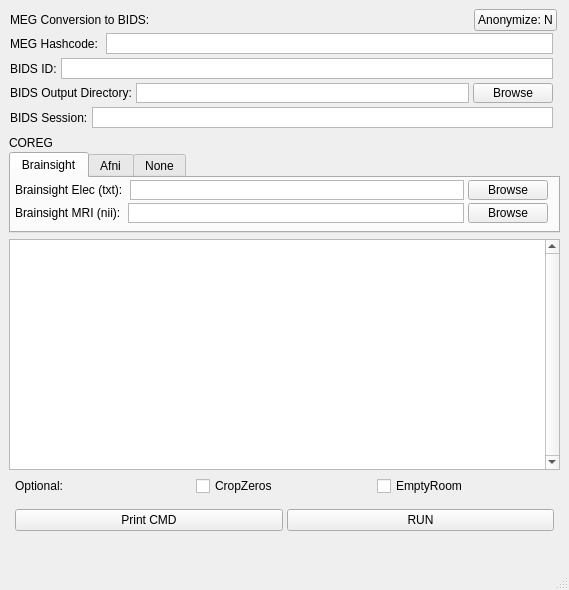
Old version of the form nih2mne/GUI/templates/BIDS_creator_gui.ui in the repository nih-megcore/nih_to_mne.
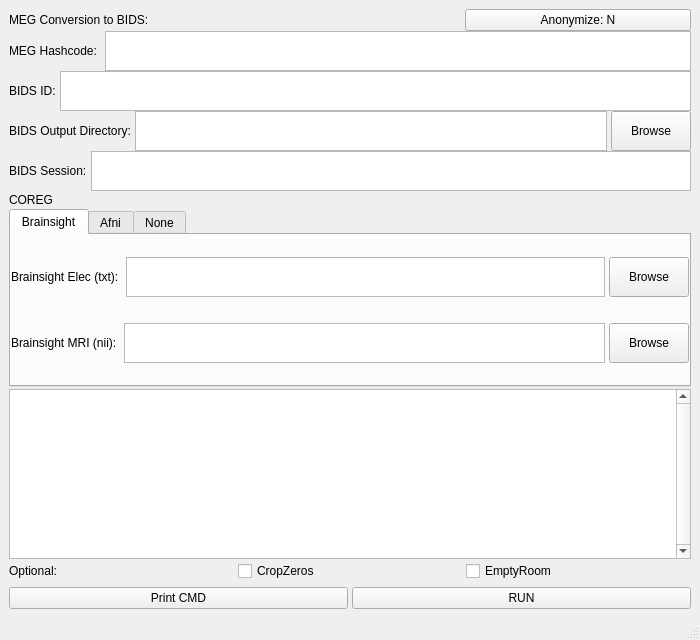
New version of the form.

The edit to the form file:
```diff
--- a/nih2mne/GUI/templates/BIDS_creator_gui.ui
+++ b/nih2mne/GUI/templates/BIDS_creator_gui.ui
@@ -6,17 +6,26 @@
    <rect>
     <x>0</x>
     <y>0</y>
-    <width>569</width>
-    <height>590</height>
+    <width>700</width>
+    <height>640</height>
    </rect>
   </property>
   <property name="windowTitle">
    <string>MainWindow</string>
   </property>
   <widget class="QWidget" name="centralwidget">
+   <property name="sizePolicy">
+    <sizepolicy hsizetype="Expanding" vsizetype="Expanding">
+     <horstretch>0</horstretch>
+     <verstretch>0</verstretch>
+    </sizepolicy>
+   </property>
    <layout class="QVBoxLayout" name="verticalLayout_3">
     <item>
      <widget class="QFrame" name="frame_FULL">
+      <property name="enabled">
+       <bool>true</bool>
+      </property>
       <property name="sizePolicy">
        <sizepolicy hsizetype="Expanding" vsizetype="Expanding">
         <horstretch>0</horstretch>
@@ -32,14 +41,62 @@
       <property name="lineWidth">
        <number>0</number>
       </property>
-      <widget class="QFrame" name="frame_4">
-       <property name="geometry">
-        <rect>
-         <x>0</x>
-         <y>460</y>
-         <width>551</width>
-         <height>71</height>
-        </rect>
+      <layout class="QVBoxLayout" name="verticalLayout_8">
+       <property name="spacing">
+        <number>2</number>
+       </property>
+       <property name="leftMargin">
+        <number>0</number>
+       </property>
+       <property name="topMargin">
+        <number>0</number>
+       </property>
+       <property name="rightMargin">
+        <number>0</number>
+       </property>
+       <property name="bottomMargin">
+        <number>0</number>
+       </property>
+       <item>
+        <widget class="QFrame" name="frame_3">
+         <property name="sizePolicy">
+          <sizepolicy hsizetype="Expanding" vsizetype="Expanding">
+           <horstretch>0</horstretch>
+           <verstretch>0</verstretch>
+          </sizepolicy>
+         </property>
+         <property name="frameShape">
+          <enum>QFrame::NoFrame</enum>
+         </property>
+         <property name="frameShadow">
+          <enum>QFrame::Raised</enum>
+         </property>
+         <layout class="QVBoxLayout" name="verticalLayout">
+          <property name="spacing">
+           <number>0</number>
+          </property>
+          <property name="sizeConstraint">
+           <enum>QLayout::SetDefaultConstraint</enum>
+          </property>
+          <property name="leftMargin">
+           <number>0</number>
+          </property>
+          <property name="topMargin">
+           <number>0</number>
+          </property>
+          <property name="rightMargin">
+           <number>0</number>
+          </property>
+          <property name="bottomMargin">
+           <number>0</number>
+          </property>
+          <item>
+           <widget class="QFrame" name="frame">
+            <property name="sizePolicy">
+             <sizepolicy hsizetype="Expanding" vsizetype="Expanding">
+              <horstretch>0</horstretch>
+              <verstretch>0</verstretch>
+             </sizepolicy>
        </property>
        <property name="frameShape">
         <enum>QFrame::NoFrame</enum>
@@ -47,137 +104,326 @@
        <property name="frameShadow">
         <enum>QFrame::Plain</enum>
        </property>
-       <property name="lineWidth">
-        <number>0</number>
-       </property>
-       <layout class="QVBoxLayout" name="verticalLayout_2">
+            <layout class="QHBoxLayout" name="horizontalLayout">
+             <property name="spacing">
+              <number>5</number>
+             </property>
         <property name="leftMargin">
-         <number>2</number>
+              <number>0</number>
         </property>
         <property name="topMargin">
-         <number>2</number>
+              <number>0</number>
         </property>
         <property name="rightMargin">
-         <number>2</number>
+              <number>0</number>
         </property>
         <property name="bottomMargin">
-         <number>2</number>
+              <number>0</number>
         </property>
         <item>
-         <widget class="QWidget" name="widget_5" native="true">
+              <widget class="QLabel" name="label">
           <property name="sizePolicy">
-           <sizepolicy hsizetype="Expanding" vsizetype="Fixed">
+                <sizepolicy hsizetype="Expanding" vsizetype="Expanding">
             <horstretch>0</horstretch>
             <verstretch>0</verstretch>
            </sizepolicy>
           </property>
-          <layout class="QHBoxLayout" name="horizontalLayout_7">
+               <property name="maximumSize">
+                <size>
+                 <width>16777215</width>
+                 <height>25</height>
+                </size>
+               </property>
+               <property name="text">
+                <string>MEG Conversion to BIDS:</string>
+               </property>
+              </widget>
+             </item>
+             <item>
+              <spacer name="horizontalSpacer">
+               <property name="orientation">
+                <enum>Qt::Horizontal</enum>
+               </property>
+               <property name="sizeHint" stdset="0">
+                <size>
+                 <width>40</width>
+                 <height>20</height>
+                </size>
+               </property>
+              </spacer>
+             </item>
+             <item>
+              <widget class="QPushButton" name="pb_Anonymize">
+               <property name="sizePolicy">
+                <sizepolicy hsizetype="Expanding" vsizetype="Expanding">
+                 <horstretch>0</horstretch>
+                 <verstretch>0</verstretch>
+                </sizepolicy>
+               </property>
+               <property name="text">
+                <string>Anonymize: N</string>
+               </property>
+              </widget>
+             </item>
+            </layout>
+           </widget>
+          </item>
+          <item>
+           <widget class="QWidget" name="widget" native="true">
+            <property name="sizePolicy">
+             <sizepolicy hsizetype="Expanding" vsizetype="Expanding">
+              <horstretch>0</horstretch>
+              <verstretch>0</verstretch>
+             </sizepolicy>
+            </property>
+            <layout class="QHBoxLayout" name="horizontalLayout_2">
            <property name="spacing">
             <number>4</number>
            </property>
            <property name="leftMargin">
-            <number>4</number>
+              <number>0</number>
            </property>
            <property name="topMargin">
-            <number>2</number>
+              <number>0</number>
            </property>
            <property name="rightMargin">
-            <number>4</number>
+              <number>0</number>
            </property>
            <property name="bottomMargin">
-            <number>2</number>
+              <number>0</number>
            </property>
            <item>
-            <widget class="QLabel" name="label_8">
+              <widget class="QLabel" name="label_2">
+               <property name="sizePolicy">
+                <sizepolicy hsizetype="Preferred" vsizetype="Expanding">
+                 <horstretch>0</horstretch>
+                 <verstretch>0</verstretch>
+                </sizepolicy>
+               </property>
              <property name="text">
-              <string>Optional: </string>
+                <string>MEG Hashcode: </string>
              </property>
             </widget>
            </item>
            <item>
-            <widget class="QCheckBox" name="cb_crop_zeros">
-             <property name="text">
-              <string>CropZeros</string>
-             </property>
-            </widget>
-           </item>
+              <widget class="QPlainTextEdit" name="te_meghash">
+               <property name="sizePolicy">
+                <sizepolicy hsizetype="Expanding" vsizetype="Expanding">
+                 <horstretch>0</horstretch>
+                 <verstretch>0</verstretch>
+                </sizepolicy>
+               </property>
+               <property name="maximumSize">
+                <size>
+                 <width>16777215</width>
+                 <height>40</height>
+                </size>
+               </property>
+               <property name="verticalScrollBarPolicy">
+                <enum>Qt::ScrollBarAlwaysOff</enum>
+               </property>
+              </widget>
+             </item>
+            </layout>
+           </widget>
+          </item>
            <item>
-            <widget class="QCheckBox" name="cb_emptyroom">
+           <widget class="QWidget" name="widget_2" native="true">
+            <property name="sizePolicy">
+             <sizepolicy hsizetype="Expanding" vsizetype="Expanding">
+              <horstretch>0</horstretch>
+              <verstretch>0</verstretch>
+             </sizepolicy>
+            </property>
+            <layout class="QHBoxLayout" name="horizontalLayout_4">
+             <property name="spacing">
+              <number>4</number>
+             </property>
+             <property name="leftMargin">
+              <number>0</number>
+             </property>
+             <property name="topMargin">
+              <number>0</number>
+             </property>
+             <property name="rightMargin">
+              <number>0</number>
+             </property>
+             <property name="bottomMargin">
+              <number>0</number>
+             </property>
+             <item>
+              <widget class="QLabel" name="label_4">
+               <property name="sizePolicy">
+                <sizepolicy hsizetype="Preferred" vsizetype="Expanding">
+                 <horstretch>0</horstretch>
+                 <verstretch>0</verstretch>
+                </sizepolicy>
+               </property>
              <property name="text">
-              <string>EmptyRoom</string>
+                <string>BIDS ID:</string>
              </property>
             </widget>
            </item>
+             <item>
+              <widget class="QPlainTextEdit" name="te_BIDS_id">
+               <property name="sizePolicy">
+                <sizepolicy hsizetype="Expanding" vsizetype="Expanding">
+                 <horstretch>0</horstretch>
+                 <verstretch>0</verstretch>
+                </sizepolicy>
+               </property>
+               <property name="maximumSize">
+                <size>
+                 <width>16777215</width>
+                 <height>40</height>
+                </size>
+               </property>
+               <property name="verticalScrollBarPolicy">
+                <enum>Qt::ScrollBarAlwaysOff</enum>
+               </property>
+              </widget>
+             </item>
           </layout>
          </widget>
         </item>
         <item>
-         <widget class="QWidget" name="widget_6" native="true">
+           <widget class="QWidget" name="widget_3" native="true">
           <property name="sizePolicy">
-           <sizepolicy hsizetype="Expanding" vsizetype="Fixed">
+             <sizepolicy hsizetype="Expanding" vsizetype="Expanding">
             <horstretch>0</horstretch>
             <verstretch>0</verstretch>
            </sizepolicy>
           </property>
-          <layout class="QHBoxLayout" name="horizontalLayout_9">
+            <layout class="QHBoxLayout" name="horizontalLayout_5">
            <property name="spacing">
             <number>4</number>
            </property>
            <property name="leftMargin">
-            <number>4</number>
+              <number>0</number>
            </property>
            <property name="topMargin">
-            <number>2</number>
+              <number>0</number>
            </property>
            <property name="rightMargin">
-            <number>4</number>
+              <number>0</number>
            </property>
            <property name="bottomMargin">
-            <number>2</number>
+              <number>0</number>
            </property>
            <item>
-            <widget class="QPushButton" name="pb_print_cmd">
+              <widget class="QLabel" name="label_5">
+               <property name="sizePolicy">
+                <sizepolicy hsizetype="Preferred" vsizetype="Expanding">
+                 <horstretch>0</horstretch>
+                 <verstretch>0</verstretch>
+                </sizepolicy>
+               </property>
              <property name="text">
-              <string>Print CMD</string>
+                <string>BIDS Output Directory:</string>
              </property>
             </widget>
            </item>
            <item>
-            <widget class="QPushButton" name="pb_run">
+              <widget class="QPlainTextEdit" name="te_bids_dir">
+               <property name="sizePolicy">
+                <sizepolicy hsizetype="Expanding" vsizetype="Expanding">
+                 <horstretch>0</horstretch>
+                 <verstretch>0</verstretch>
+                </sizepolicy>
+               </property>
+               <property name="maximumSize">
+                <size>
+                 <width>16777215</width>
+                 <height>40</height>
+                </size>
+               </property>
+               <property name="verticalScrollBarPolicy">
+                <enum>Qt::ScrollBarAlwaysOff</enum>
+               </property>
+              </widget>
+             </item>
+             <item>
+              <widget class="QPushButton" name="pb_BIDS_dir">
+               <property name="sizePolicy">
+                <sizepolicy hsizetype="Minimum" vsizetype="Expanding">
+                 <horstretch>0</horstretch>
+                 <verstretch>0</verstretch>
+                </sizepolicy>
+               </property>
              <property name="text">
-              <string>RUN</string>
+                <string>Browse</string>
              </property>
             </widget>
            </item>
           </layout>
          </widget>
         </item>
-       </layout>
-      </widget>
-      <widget class="QListWidget" name="list_fname_conversion">
-       <property name="geometry">
-        <rect>
-         <x>0</x>
-         <y>230</y>
-         <width>551</width>
-         <height>231</height>
-        </rect>
-       </property>
+          <item>
+           <widget class="QWidget" name="widget_4" native="true">
+            <property name="sizePolicy">
+             <sizepolicy hsizetype="Expanding" vsizetype="Expanding">
+              <horstretch>0</horstretch>
+              <verstretch>0</verstretch>
+             </sizepolicy>
+            </property>
+            <layout class="QHBoxLayout" name="horizontalLayout_6">
+             <property name="spacing">
+              <number>4</number>
+             </property>
+             <property name="leftMargin">
+              <number>0</number>
+             </property>
+             <property name="topMargin">
+              <number>0</number>
+             </property>
+             <property name="rightMargin">
+              <number>0</number>
+             </property>
+             <property name="bottomMargin">
+              <number>0</number>
+             </property>
+             <item>
+              <widget class="QLabel" name="label_6">
+               <property name="sizePolicy">
+                <sizepolicy hsizetype="Preferred" vsizetype="Expanding">
+                 <horstretch>0</horstretch>
+                 <verstretch>0</verstretch>
+                </sizepolicy>
+               </property>
+               <property name="text">
+                <string>BIDS Session:</string>
+               </property>
+              </widget>
+             </item>
+             <item>
+              <widget class="QPlainTextEdit" name="te_bids_session">
+               <property name="sizePolicy">
+                <sizepolicy hsizetype="Expanding" vsizetype="Expanding">
+                 <horstretch>0</horstretch>
+                 <verstretch>0</verstretch>
+                </sizepolicy>
+               </property>
+               <property name="maximumSize">
+                <size>
+                 <width>16777215</width>
+                 <height>40</height>
+                </size>
+               </property>
        <property name="verticalScrollBarPolicy">
-        <enum>Qt::ScrollBarAlwaysOn</enum>
-       </property>
-      </widget>
+                <enum>Qt::ScrollBarAlwaysOff</enum>
+               </property>
+              </widget>
+             </item>
+            </layout>
+           </widget>
+          </item>
+         </layout>
+        </widget>
+       </item>
+       <item>
       <widget class="QFrame" name="frame_COREG">
-       <property name="geometry">
-        <rect>
-         <x>0</x>
-         <y>123</y>
-         <width>551</width>
-         <height>111</height>
-        </rect>
-       </property>
        <property name="sizePolicy">
-        <sizepolicy hsizetype="Expanding" vsizetype="Expanding">
+          <sizepolicy hsizetype="Preferred" vsizetype="Preferred">
          <horstretch>0</horstretch>
          <verstretch>0</verstretch>
         </sizepolicy>
@@ -197,21 +443,49 @@
        <property name="lineWidth">
         <number>0</number>
        </property>
+         <layout class="QVBoxLayout" name="verticalLayout_7">
+          <property name="spacing">
+           <number>2</number>
+          </property>
+          <property name="leftMargin">
+           <number>0</number>
+          </property>
+          <property name="topMargin">
+           <number>0</number>
+          </property>
+          <property name="rightMargin">
+           <number>0</number>
+          </property>
+          <property name="bottomMargin">
+           <number>0</number>
+          </property>
+          <item>
+           <widget class="QLabel" name="label_7">
+            <property name="sizePolicy">
+             <sizepolicy hsizetype="Preferred" vsizetype="Fixed">
+              <horstretch>0</horstretch>
+              <verstretch>0</verstretch>
+             </sizepolicy>
+            </property>
+            <property name="text">
+             <string>COREG</string>
+            </property>
+           </widget>
+          </item>
+          <item>
        <widget class="QTabWidget" name="tab_Coreg">
-        <property name="geometry">
-         <rect>
-          <x>0</x>
-          <y>20</y>
-          <width>551</width>
-          <height>81</height>
-         </rect>
-        </property>
         <property name="sizePolicy">
-         <sizepolicy hsizetype="Preferred" vsizetype="Preferred">
+             <sizepolicy hsizetype="Preferred" vsizetype="Expanding">
           <horstretch>0</horstretch>
           <verstretch>0</verstretch>
          </sizepolicy>
         </property>
+            <property name="maximumSize">
+             <size>
+              <width>16777215</width>
+              <height>200</height>
+             </size>
+            </property>
         <property name="currentIndex">
          <number>0</number>
         </property>
@@ -219,15 +493,24 @@
          <attribute name="title">
           <string>Brainsight</string>
          </attribute>
+             <layout class="QVBoxLayout" name="verticalLayout_4">
+              <property name="spacing">
+               <number>4</number>
+              </property>
+              <property name="leftMargin">
+               <number>0</number>
+              </property>
+              <property name="topMargin">
+               <number>0</number>
+              </property>
+              <property name="rightMargin">
+               <number>0</number>
+              </property>
+              <property name="bottomMargin">
+               <number>0</number>
+              </property>
+              <item>
          <widget class="QWidget" name="widget_7" native="true">
-          <property name="geometry">
-           <rect>
-            <x>0</x>
-            <y>0</y>
-            <width>541</width>
-            <height>24</height>
-           </rect>
-          </property>
           <property name="sizePolicy">
            <sizepolicy hsizetype="Expanding" vsizetype="Fixed">
             <horstretch>0</horstretch>
@@ -239,16 +522,16 @@
             <number>4</number>
            </property>
            <property name="leftMargin">
-            <number>4</number>
+                  <number>0</number>
            </property>
            <property name="topMargin">
-            <number>2</number>
+                  <number>0</number>
            </property>
            <property name="rightMargin">
-            <number>4</number>
+                  <number>0</number>
            </property>
            <property name="bottomMargin">
-            <number>2</number>
+                  <number>0</number>
            </property>
            <item>
             <widget class="QLabel" name="label_10">
@@ -260,11 +543,17 @@
            <item>
             <widget class="QPlainTextEdit" name="te_brainsight_elec">
              <property name="sizePolicy">
-              <sizepolicy hsizetype="Expanding" vsizetype="Fixed">
+                    <sizepolicy hsizetype="Expanding" vsizetype="Expanding">
                <horstretch>0</horstretch>
                <verstretch>0</verstretch>
               </sizepolicy>
              </property>
+                   <property name="maximumSize">
+                    <size>
+                     <width>16777215</width>
+                     <height>40</height>
+                    </size>
+                   </property>
              <property name="verticalScrollBarPolicy">
               <enum>Qt::ScrollBarAlwaysOff</enum>
              </property>
@@ -272,6 +561,12 @@
            </item>
            <item>
             <widget class="QPushButton" name="pb_BrainsightElec">
+                   <property name="sizePolicy">
+                    <sizepolicy hsizetype="Minimum" vsizetype="Expanding">
+                     <horstretch>0</horstretch>
+                     <verstretch>0</verstretch>
+                    </sizepolicy>
+                   </property>
              <property name="text">
               <string>Browse</string>
              </property>
@@ -279,15 +574,9 @@
            </item>
           </layout>
          </widget>
+              </item>
+              <item>
          <widget class="QWidget" name="widget_8" native="true">
-          <property name="geometry">
-           <rect>
-            <x>0</x>
-            <y>23</y>
-            <width>541</width>
-            <height>24</height>
-           </rect>
-          </property>
           <property name="sizePolicy">
            <sizepolicy hsizetype="Expanding" vsizetype="Fixed">
             <horstretch>0</horstretch>
@@ -299,16 +588,16 @@
             <number>4</number>
            </property>
            <property name="leftMargin">
-            <number>4</number>
+                  <number>0</number>
            </property>
            <property name="topMargin">
-            <number>2</number>
+                  <number>0</number>
            </property>
            <property name="rightMargin">
-            <number>4</number>
+                  <number>0</number>
            </property>
            <property name="bottomMargin">
-            <number>2</number>
+                  <number>0</number>
            </property>
            <item>
             <widget class="QLabel" name="label_11">
@@ -320,11 +609,17 @@
            <item>
             <widget class="QPlainTextEdit" name="te_brainsight_mri">
              <property name="sizePolicy">
-              <sizepolicy hsizetype="Expanding" vsizetype="Fixed">
+                    <sizepolicy hsizetype="Expanding" vsizetype="Expanding">
                <horstretch>0</horstretch>
                <verstretch>0</verstretch>
               </sizepolicy>
              </property>
+                   <property name="maximumSize">
+                    <size>
+                     <width>16777215</width>
+                     <height>40</height>
+                    </size>
+                   </property>
              <property name="verticalScrollBarPolicy">
               <enum>Qt::ScrollBarAlwaysOff</enum>
              </property>
@@ -332,6 +627,12 @@
            </item>
            <item>
             <widget class="QPushButton" name="pb_BrainsightMRI">
+                   <property name="sizePolicy">
+                    <sizepolicy hsizetype="Minimum" vsizetype="Expanding">
+                     <horstretch>0</horstretch>
+                     <verstretch>0</verstretch>
+                    </sizepolicy>
+                   </property>
              <property name="text">
               <string>Browse</string>
              </property>
@@ -339,20 +640,16 @@
            </item>
           </layout>
          </widget>
+              </item>
+             </layout>
         </widget>
         <widget class="QWidget" name="tab_AfniCoreg">
          <attribute name="title">
           <string>Afni</string>
          </attribute>
+             <layout class="QVBoxLayout" name="verticalLayout_5">
+              <item>
          <widget class="QWidget" name="widget_9" native="true">
-          <property name="geometry">
-           <rect>
-            <x>0</x>
-            <y>0</y>
-            <width>541</width>
-            <height>24</height>
-           </rect>
-          </property>
           <property name="sizePolicy">
            <sizepolicy hsizetype="Expanding" vsizetype="Fixed">
             <horstretch>0</horstretch>
@@ -364,16 +661,16 @@
             <number>4</number>
            </property>
            <property name="leftMargin">
-            <number>4</number>
+                  <number>0</number>
            </property>
            <property name="topMargin">
-            <number>2</number>
+                  <number>0</number>
            </property>
            <property name="rightMargin">
-            <number>4</number>
+                  <number>0</number>
            </property>
            <property name="bottomMargin">
-            <number>2</number>
+                  <number>0</number>
            </property>
            <item>
             <widget class="QLabel" name="label_BRIKFILE">
@@ -385,11 +682,17 @@
            <item>
             <widget class="QPlainTextEdit" name="te_BRIKfname">
              <property name="sizePolicy">
-              <sizepolicy hsizetype="Expanding" vsizetype="Fixed">
+                    <sizepolicy hsizetype="Expanding" vsizetype="Expanding">
                <horstretch>0</horstretch>
                <verstretch>0</verstretch>
               </sizepolicy>
              </property>
+                   <property name="maximumSize">
+                    <size>
+                     <width>16777215</width>
+                     <height>40</height>
+                    </size>
+                   </property>
              <property name="verticalScrollBarPolicy">
               <enum>Qt::ScrollBarAlwaysOff</enum>
              </property>
@@ -397,6 +700,12 @@
            </item>
            <item>
             <widget class="QPushButton" name="pb_BRIKfname">
+                   <property name="sizePolicy">
+                    <sizepolicy hsizetype="Minimum" vsizetype="Expanding">
+                     <horstretch>0</horstretch>
+                     <verstretch>0</verstretch>
+                    </sizepolicy>
+                   </property>
              <property name="text">
               <string>Browse</string>
              </property>
@@ -404,20 +713,16 @@
            </item>
           </layout>
          </widget>
+              </item>
+             </layout>
         </widget>
         <widget class="QWidget" name="tab_None">
          <attribute name="title">
           <string>None</string>
          </attribute>
+             <layout class="QVBoxLayout" name="verticalLayout_6">
+              <item>
          <widget class="QTextBrowser" name="textBrowser_NONE">
-          <property name="geometry">
-           <rect>
-            <x>0</x>
-            <y>0</y>
-            <width>251</width>
-            <height>41</height>
-           </rect>
-          </property>
           <property name="font">
            <font>
             <weight>75</weight>
@@ -446,252 +751,111 @@
 &lt;p style=&quot; margin-top:12px; margin-bottom:12px; margin-left:0px; margin-right:0px; -qt-block-indent:0; text-indent:0px;&quot;&gt;No MRI&lt;/p&gt;&lt;/body&gt;&lt;/html&gt;</string>
           </property>
          </widget>
-        </widget>
-       </widget>
-       <widget class="QLabel" name="label_7">
-        <property name="geometry">
-         <rect>
-          <x>0</x>
-          <y>0</y>
-          <width>81</width>
-          <height>21</height>
-         </rect>
-        </property>
-        <property name="text">
-         <string>COREG</string>
-        </property>
-       </widget>
-      </widget>
-      <widget class="QFrame" name="frame_3">
-       <property name="geometry">
-        <rect>
-         <x>-3</x>
-         <y>0</y>
-         <width>551</width>
-         <height>121</height>
-        </rect>
-       </property>
+              </item>
+             </layout>
+            </widget>
+           </widget>
+          </item>
+         </layout>
+        </widget>
+       </item>
+       <item>
+        <widget class="QListWidget" name="list_fname_conversion">
        <property name="sizePolicy">
         <sizepolicy hsizetype="Expanding" vsizetype="Expanding">
          <horstretch>0</horstretch>
          <verstretch>0</verstretch>
         </sizepolicy>
        </property>
-       <property name="frameShape">
-        <enum>QFrame::NoFrame</enum>
-       </property>
-       <property name="frameShadow">
-        <enum>QFrame::Raised</enum>
-       </property>
-       <layout class="QVBoxLayout" name="verticalLayout">
-        <property name="spacing">
-         <number>0</number>
-        </property>
-        <property name="leftMargin">
-         <number>0</number>
-        </property>
-        <property name="topMargin">
-         <number>0</number>
-        </property>
-        <property name="rightMargin">
-         <number>0</number>
-        </property>
-        <property name="bottomMargin">
-         <number>0</number>
-        </property>
-        <item>
-         <widget class="QFrame" name="frame">
-          <property name="frameShape">
-           <enum>QFrame::NoFrame</enum>
-          </property>
-          <property name="frameShadow">
-           <enum>QFrame::Plain</enum>
-          </property>
-          <layout class="QHBoxLayout" name="horizontalLayout">
-           <property name="leftMargin">
-            <number>4</number>
-           </property>
-           <property name="topMargin">
-            <number>0</number>
-           </property>
-           <property name="rightMargin">
-            <number>0</number>
-           </property>
-           <property name="bottomMargin">
-            <number>0</number>
-           </property>
-           <item>
-            <widget class="QLabel" name="label">
-             <property name="text">
-              <string>MEG Conversion to BIDS:</string>
-             </property>
-            </widget>
-           </item>
-           <item>
-            <spacer name="horizontalSpacer">
-             <property name="orientation">
-              <enum>Qt::Horizontal</enum>
-             </property>
-             <property name="sizeHint" stdset="0">
+         <property name="maximumSize">
               <size>
-               <width>40</width>
-               <height>20</height>
-              </size>
-             </property>
-            </spacer>
-           </item>
-           <item>
-            <widget class="QPushButton" name="pb_Anonymize">
-             <property name="text">
-              <string>Anonymize: N</string>
+           <width>16777215</width>
+           <height>200</height>
+          </size>
+         </property>
+         <property name="verticalScrollBarPolicy">
+          <enum>Qt::ScrollBarAlwaysOn</enum>
              </property>
             </widget>
            </item>
-          </layout>
-         </widget>
-        </item>
         <item>
-         <widget class="QWidget" name="widget" native="true">
+        <widget class="QFrame" name="frame_4">
           <property name="sizePolicy">
-           <sizepolicy hsizetype="Expanding" vsizetype="Fixed">
+          <sizepolicy hsizetype="Preferred" vsizetype="Expanding">
             <horstretch>0</horstretch>
             <verstretch>0</verstretch>
            </sizepolicy>
           </property>
-          <layout class="QHBoxLayout" name="horizontalLayout_2">
-           <property name="spacing">
-            <number>4</number>
-           </property>
+         <property name="frameShape">
+          <enum>QFrame::NoFrame</enum>
+         </property>
+         <property name="frameShadow">
+          <enum>QFrame::Plain</enum>
+         </property>
+         <property name="lineWidth">
+          <number>0</number>
+         </property>
+         <layout class="QVBoxLayout" name="verticalLayout_2">
            <property name="leftMargin">
-            <number>4</number>
+           <number>0</number>
            </property>
            <property name="topMargin">
-            <number>2</number>
+           <number>0</number>
            </property>
            <property name="rightMargin">
-            <number>4</number>
+           <number>0</number>
            </property>
            <property name="bottomMargin">
-            <number>2</number>
+           <number>0</number>
            </property>
            <item>
-            <widget class="QLabel" name="label_2">
-             <property name="text">
-              <string>MEG Hashcode: </string>
-             </property>
-            </widget>
-           </item>
-           <item>
-            <widget class="QPlainTextEdit" name="te_meghash">
+           <widget class="QWidget" name="widget_5" native="true">
              <property name="sizePolicy">
               <sizepolicy hsizetype="Expanding" vsizetype="Fixed">
                <horstretch>0</horstretch>
                <verstretch>0</verstretch>
               </sizepolicy>
              </property>
-             <property name="verticalScrollBarPolicy">
-              <enum>Qt::ScrollBarAlwaysOff</enum>
-             </property>
-            </widget>
-           </item>
-          </layout>
-         </widget>
-        </item>
-        <item>
-         <widget class="QWidget" name="widget_2" native="true">
-          <property name="sizePolicy">
-           <sizepolicy hsizetype="Expanding" vsizetype="Fixed">
-            <horstretch>0</horstretch>
-            <verstretch>0</verstretch>
-           </sizepolicy>
-          </property>
-          <layout class="QHBoxLayout" name="horizontalLayout_4">
+            <layout class="QHBoxLayout" name="horizontalLayout_7">
            <property name="spacing">
             <number>4</number>
            </property>
            <property name="leftMargin">
-            <number>4</number>
+              <number>0</number>
            </property>
            <property name="topMargin">
-            <number>2</number>
+              <number>0</number>
            </property>
            <property name="rightMargin">
-            <number>4</number>
+              <number>0</number>
            </property>
            <property name="bottomMargin">
-            <number>2</number>
+              <number>0</number>
            </property>
            <item>
-            <widget class="QLabel" name="label_4">
-             <property name="text">
-              <string>BIDS ID:</string>
-             </property>
-            </widget>
-           </item>
-           <item>
-            <widget class="QPlainTextEdit" name="te_BIDS_id">
+              <widget class="QLabel" name="label_8">
              <property name="sizePolicy">
-              <sizepolicy hsizetype="Expanding" vsizetype="Fixed">
+                <sizepolicy hsizetype="Preferred" vsizetype="Fixed">
                <horstretch>0</horstretch>
                <verstretch>0</verstretch>
               </sizepolicy>
              </property>
-             <property name="verticalScrollBarPolicy">
-              <enum>Qt::ScrollBarAlwaysOff</enum>
+               <property name="text">
+                <string>Optional: </string>
              </property>
             </widget>
            </item>
-          </layout>
-         </widget>
-        </item>
         <item>
-         <widget class="QWidget" name="widget_3" native="true">
-          <property name="sizePolicy">
-           <sizepolicy hsizetype="Expanding" vsizetype="Fixed">
-            <horstretch>0</horstretch>
-            <verstretch>0</verstretch>
-           </sizepolicy>
-          </property>
-          <layout class="QHBoxLayout" name="horizontalLayout_5">
-           <property name="spacing">
-            <number>4</number>
-           </property>
-           <property name="leftMargin">
-            <number>4</number>
-           </property>
-           <property name="topMargin">
-            <number>2</number>
-           </property>
-           <property name="rightMargin">
-            <number>4</number>
-           </property>
-           <property name="bottomMargin">
-            <number>2</number>
-           </property>
-           <item>
-            <widget class="QLabel" name="label_5">
+              <widget class="QCheckBox" name="cb_crop_zeros">
              <property name="text">
-              <string>BIDS Output Directory:</string>
+                <string>CropZeros</string>
              </property>
             </widget>
            </item>
            <item>
-            <widget class="QPlainTextEdit" name="te_bids_dir">
-             <property name="sizePolicy">
-              <sizepolicy hsizetype="Expanding" vsizetype="Fixed">
-               <horstretch>0</horstretch>
-               <verstretch>0</verstretch>
-              </sizepolicy>
-             </property>
-             <property name="verticalScrollBarPolicy">
-              <enum>Qt::ScrollBarAlwaysOff</enum>
-             </property>
-            </widget>
-           </item>
-           <item>
-            <widget class="QPushButton" name="pb_BIDS_dir">
+              <widget class="QCheckBox" name="cb_emptyroom">
              <property name="text">
-              <string>Browse</string>
+                <string>EmptyRoom</string>
              </property>
             </widget>
            </item>
@@ -699,47 +863,41 @@
          </widget>
         </item>
         <item>
-         <widget class="QWidget" name="widget_4" native="true">
+           <widget class="QWidget" name="widget_6" native="true">
           <property name="sizePolicy">
            <sizepolicy hsizetype="Expanding" vsizetype="Fixed">
             <horstretch>0</horstretch>
             <verstretch>0</verstretch>
            </sizepolicy>
           </property>
-          <layout class="QHBoxLayout" name="horizontalLayout_6">
+            <layout class="QHBoxLayout" name="horizontalLayout_9">
            <property name="spacing">
             <number>4</number>
            </property>
            <property name="leftMargin">
-            <number>4</number>
+              <number>0</number>
            </property>
            <property name="topMargin">
-            <number>2</number>
+              <number>0</number>
            </property>
            <property name="rightMargin">
-            <number>4</number>
+              <number>0</number>
            </property>
            <property name="bottomMargin">
-            <number>2</number>
+              <number>0</number>
            </property>
            <item>
-            <widget class="QLabel" name="label_6">
+              <widget class="QPushButton" name="pb_print_cmd">
              <property name="text">
-              <string>BIDS Session:</string>
+                <string>Print CMD</string>
              </property>
             </widget>
            </item>
            <item>
-            <widget class="QPlainTextEdit" name="te_bids_session">
-             <property name="sizePolicy">
-              <sizepolicy hsizetype="Expanding" vsizetype="Fixed">
-               <horstretch>0</horstretch>
-               <verstretch>0</verstretch>
-              </sizepolicy>
-             </property>
-             <property name="verticalScrollBarPolicy">
-              <enum>Qt::ScrollBarAlwaysOff</enum>
-             </property>
+              <widget class="QPushButton" name="pb_run">
+               <property name="text">
+                <string>RUN</string>
+               </property>
             </widget>
            </item>
           </layout>
@@ -747,6 +905,8 @@
         </item>
        </layout>
       </widget>
+       </item>
+      </layout>
      </widget>
     </item>
    </layout>
@@ -756,7 +916,7 @@
     <rect>
      <x>0</x>
      <y>0</y>
-     <width>569</width>
+     <width>700</width>
      <height>22</height>
     </rect>
    </property>
```
Lines whose indentation alone changed are shown as unchanged.
